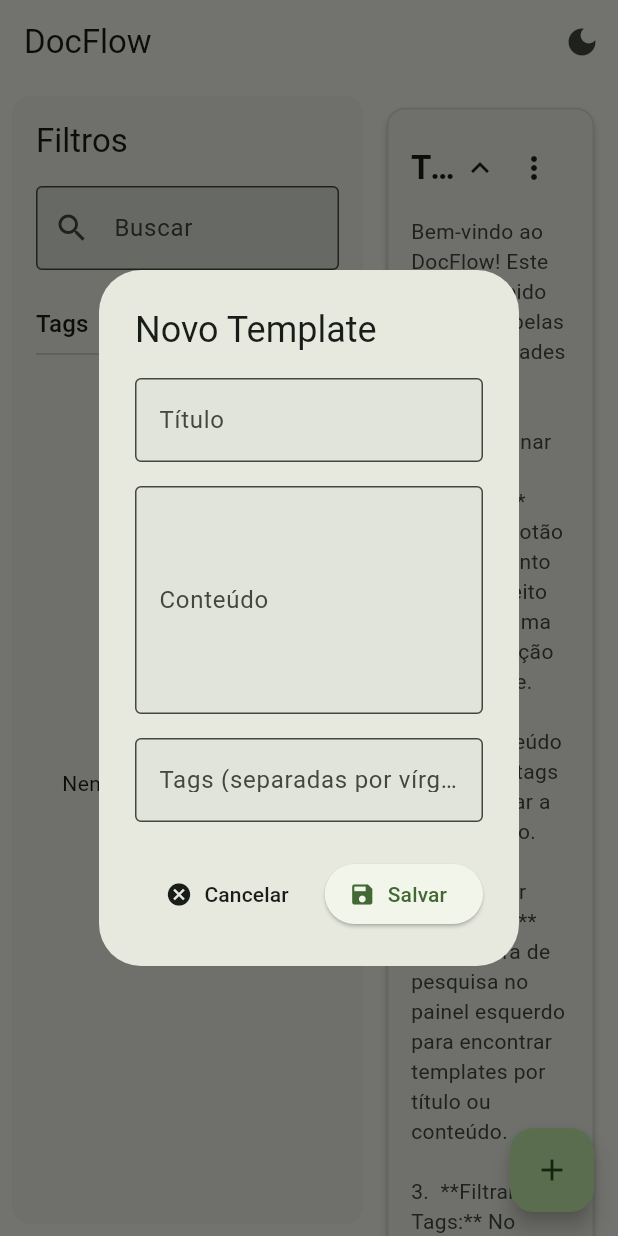
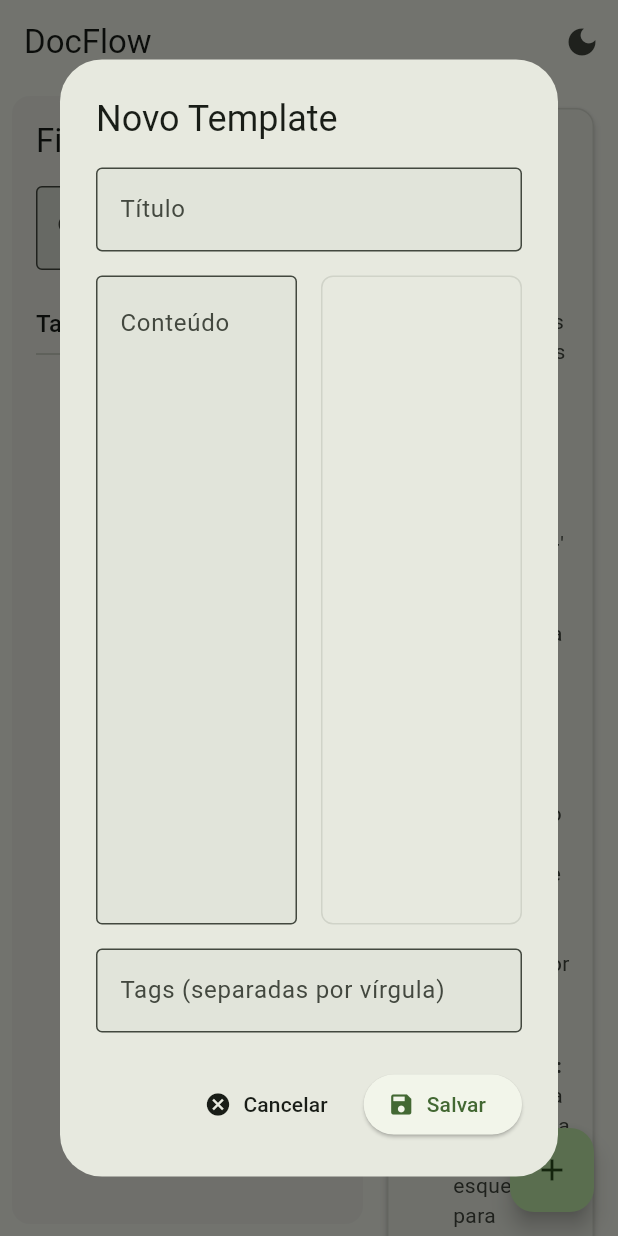
Before and after one commit to EmersonComar/DocFlow, a Flutter app: the screen it shows after launch, after a tap on "Tutorial: Como Usar o DocFlow", after a tap on the "light mode" icon, after a tap on the "add" icon, on a phone screen of 412 x 824 dp. Run offline on Flutter 3.47's test engine with Material 3 defaults, Android fonts, the phone set to English and light mode, and no system bars; drawn by our look-alikes of flutter_markdown; our stand-ins replace sqflite_common_ffi; accounts and stored records are empty.

Commit message:
feat: ajustado formatação em markdown

```diff
--- a/lib/providers/template_provider.dart
+++ b/lib/providers/template_provider.dart
@@ -5,7 +5,7 @@ import '../database/database_helper.dart';
 class TemplateProvider extends ChangeNotifier {
   List<Template> _templates = [];
   List<String> _allTags = [];
-  Map<String, bool> _selectedTags = {};
+  final Map<String, bool> _selectedTags = {};
   bool _isLoading = true;
   bool _isLoadingMore = false;
   String? _errorMessage;
--- a/lib/screens/add_template_dialog.dart
+++ b/lib/screens/add_template_dialog.dart
@@ -2,6 +2,7 @@ import 'package:docflow/providers/template_provider.dart';
 import 'package:flutter/material.dart';
 import 'package:provider/provider.dart';
 import '../models/template_model.dart';
+import 'package:flutter_markdown/flutter_markdown.dart';
 
 class AddTemplateDialog extends StatefulWidget {
   final Template? template;
@@ -55,11 +56,12 @@ class AddTemplateDialogState extends State<AddTemplateDialog> {
 
     return AlertDialog(
       title: Text(isEditing ? 'Editar Template' : 'Novo Template'),
-      content: SingleChildScrollView(
+      content: SizedBox(
+        width: MediaQuery.of(context).size.width * 0.8,
+        height: MediaQuery.of(context).size.height * 0.7,
         child: Form(
           key: _formKey,
           child: Column(
-            mainAxisSize: MainAxisSize.min,
             crossAxisAlignment: CrossAxisAlignment.stretch,
             children: [
               TextFormField(
@@ -77,20 +79,53 @@ class AddTemplateDialogState extends State<AddTemplateDialog> {
                 },
               ),
               const SizedBox(height: 16),
-              TextFormField(
+              Expanded(
+                child: Row(
+                  crossAxisAlignment: CrossAxisAlignment.start,
+                  children: [
+                    Expanded(
+                      child: TextFormField(
                         controller: _conteudoController,
                         decoration: const InputDecoration(
                           labelText: 'Conteúdo',
                           border: OutlineInputBorder(),
                           filled: true,
+                          alignLabelWithHint: true,
                         ),
-                maxLines: 5,
+                        maxLines: null,
+                        expands: true,
+                        textAlignVertical: TextAlignVertical.top,
+                        onChanged: (text) => setState(() {}), // Atualiza a UI no setState
                         validator: (value) {
                           if (value == null || value.isEmpty) {
                             return 'Por favor, insira o conteúdo';
                           }
                           return null;
                         },
+                      ),
+                    ),
+                    const SizedBox(width: 16),
+                    Expanded(
+                      child: Container(
+                        decoration: BoxDecoration(
+                          border: Border.all(color: colorScheme.outline.withAlpha((255 * 0.2).round())),
+                          borderRadius: BorderRadius.circular(8),
+                        ),
+                        child: Markdown(
+                          data: _conteudoController.text,
+                          padding: const EdgeInsets.all(16),
+                          styleSheet: MarkdownStyleSheet.fromTheme(Theme.of(context)).copyWith(
+                            codeblockPadding: const EdgeInsets.all(16),
+                            codeblockDecoration: BoxDecoration(
+                              color: colorScheme.surfaceContainerHighest,
+                              borderRadius: BorderRadius.circular(4),
+                            ),
+                          ),
+                        ),
+                      ),
+                    ),
+                  ],
+                ),
               ),
               const SizedBox(height: 16),
               TextFormField(
--- a/lib/screens/home_screen.dart
+++ b/lib/screens/home_screen.dart
@@ -5,6 +5,7 @@ import 'package:provider/provider.dart';
 import '../models/template_model.dart';
 import '../theme/theme_notifier.dart';
 import 'add_template_dialog.dart';
+import 'package:flutter_markdown/flutter_markdown.dart';
 
 class HomeScreen extends StatelessWidget {
   const HomeScreen({super.key});
@@ -269,12 +270,25 @@ class _TemplateCardState extends State<_TemplateCard> {
                 ],
               ),
               const SizedBox(height: 8),
-              Text(
-                t.conteudo,
-                maxLines: _isExpanded ? null : 3,
-                overflow: _isExpanded ? TextOverflow.visible : TextOverflow.ellipsis,
-                style: textTheme.bodyMedium?.copyWith(color: colorScheme.onSurfaceVariant),
-              ),
+              _isExpanded
+                  ? MarkdownBody(
+                      data: t.conteudo,
+                      selectable: true,
+                      styleSheet: MarkdownStyleSheet.fromTheme(Theme.of(context)).copyWith(
+                        p: textTheme.bodyMedium?.copyWith(color: colorScheme.onSurfaceVariant),
+                        codeblockPadding: const EdgeInsets.all(16),
+                        codeblockDecoration: BoxDecoration(
+                          color: colorScheme.surfaceContainerHighest,
+                          borderRadius: BorderRadius.circular(4),
+                        ),
+                      ),
+                    )
+                  : Text(
+                      t.conteudo,
+                      maxLines: 3,
+                      overflow: TextOverflow.ellipsis,
+                      style: textTheme.bodyMedium?.copyWith(color: colorScheme.onSurfaceVariant),
+                    ),
               const SizedBox(height: 16),
               if (t.tags.isNotEmpty && t.tags.first.isNotEmpty)
                 Wrap(
--- a/pubspec.yaml
+++ b/pubspec.yaml
@@ -16,6 +16,7 @@ dependencies:
   provider: ^6.1.2
   path_provider: ^2.1.3
   path: ^1.9.0
+  flutter_markdown: ^0.7.1
 
 flutter:
   uses-material-design: true
--- a/snap/snapcraft.yaml
+++ b/snap/snapcraft.yaml
@@ -1,6 +1,6 @@
 name: docflow
 base: core24
-version: '1.0.0'
+version: '1.1.0'
 license: Apache-2.0
 summary: Aplicação para gerenciamento de fluxo de documentos
 description: |
```
Also changed, not shown: pubspec.lock. Lines whose indentation alone changed are shown as unchanged.
